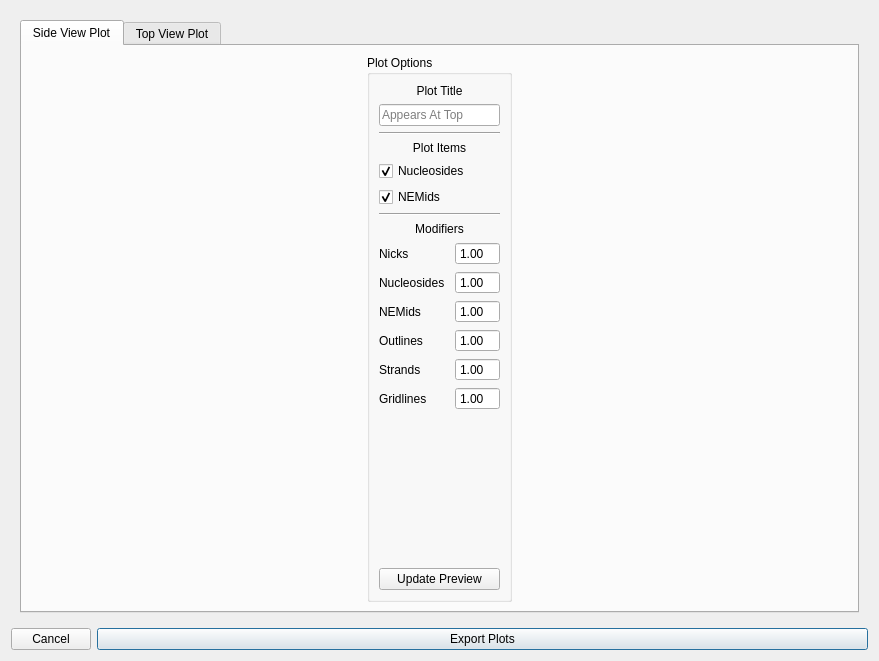
This is ui/dialogs/plot_exporter/plot_exporter.ui in NATuG3/NATuG3 as Qt 5 draws it before an edit. The edited form follows.
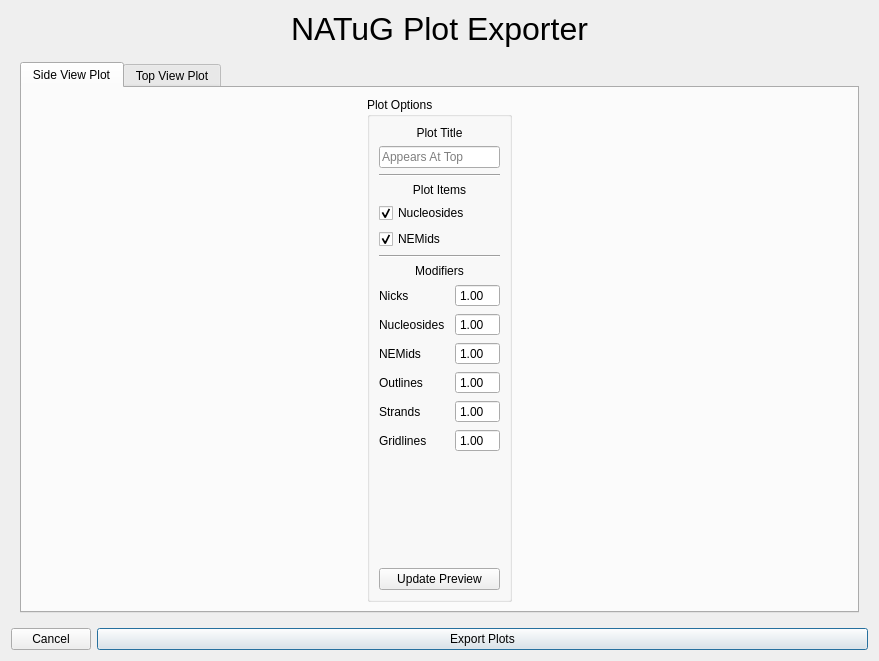
This is the edited form.

Commit message: Enable resizable fullscreen mode

Patch:
```diff
--- a/ui/dialogs/plot_exporter/plot_exporter.ui
+++ b/ui/dialogs/plot_exporter/plot_exporter.ui
@@ -552,6 +552,21 @@
      </layout>
     </widget>
    </item>
+   <item row="0" column="0" colspan="2">
+    <widget class="QLabel" name="label_7">
+     <property name="styleSheet">
+      <string notr="true">QLabel{
+	font-size: 32px;
+}</string>
+     </property>
+     <property name="text">
+      <string>NATuG Plot Exporter</string>
+     </property>
+     <property name="alignment">
+      <set>Qt::AlignCenter</set>
+     </property>
+    </widget>
+   </item>
   </layout>
  </widget>
  <resources/>
```
The commit also changes 1 other file.
